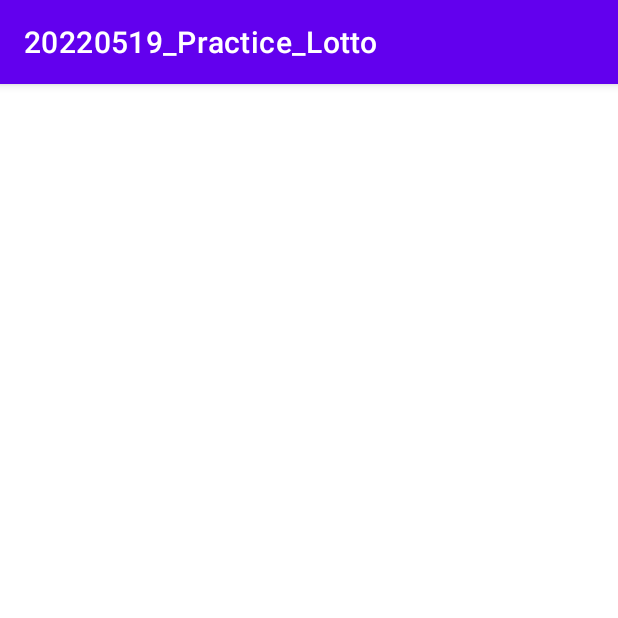
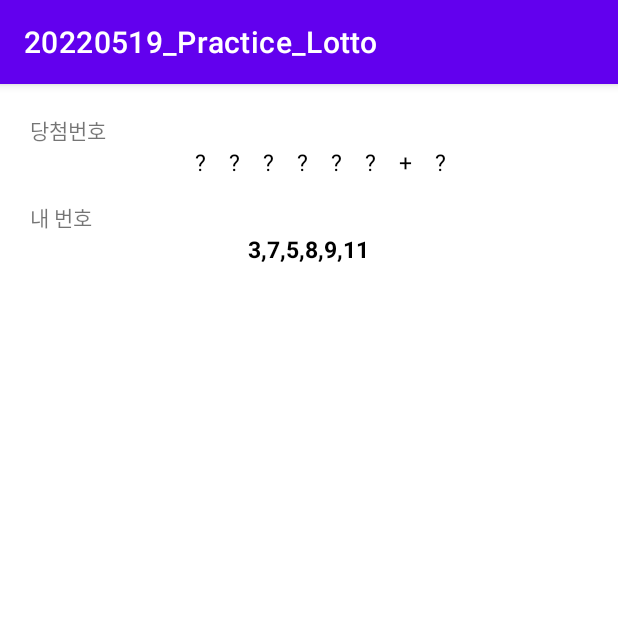
Before and after one commit to sukhyun99/20220519_Practice_Lotto, an Android app: the screen it shows after launch (MainActivity), on a phone screen of 412 x 824 dp, the top half of it. Run offline under Robolectric (Android 15) with nearby library versions, the phone set to English and light mode, and no system bars.

Commit message:
로또 번호 기본 레이아웃

```diff
--- a/app/src/main/res/layout/activity_main.xml
+++ b/app/src/main/res/layout/activity_main.xml
@@ -4,8 +4,106 @@
     xmlns:tools="http://schemas.android.com/tools"
     android:layout_width="match_parent"
     android:layout_height="match_parent"
+    android:orientation="vertical"
+    android:padding="20dp"
     tools:context=".MainActivity">
 
 
 
+    <TextView
+        android:layout_width="wrap_content"
+        android:layout_height="wrap_content"
+        android:text="당첨번호"/>
+
+    <LinearLayout
+        android:layout_width="match_parent"
+        android:layout_height="wrap_content"
+        android:gravity="center"
+        android:orientation="horizontal">
+
+        <TextView
+            android:id="@+id/winNum1"
+            android:layout_width="wrap_content"
+            android:layout_height="wrap_content"
+            android:textSize="15dp"
+            android:textColor="@color/black"
+            android:layout_marginStart="15dp"
+            android:text="\?"/>
+
+        <TextView
+            android:id="@+id/winNum2"
+            android:layout_width="wrap_content"
+            android:layout_height="wrap_content"
+            android:textSize="15dp"
+            android:textColor="@color/black"
+            android:layout_marginStart="15dp"
+            android:text="\?"/>
+        <TextView
+            android:id="@+id/winNum3"
+            android:layout_width="wrap_content"
+            android:layout_height="wrap_content"
+            android:textSize="15dp"
+            android:textColor="@color/black"
+            android:layout_marginStart="15dp"
+            android:text="\?"/>
+        <TextView
+            android:id="@+id/winNum4"
+            android:layout_width="wrap_content"
+            android:layout_height="wrap_content"
+            android:textSize="15dp"
+            android:textColor="@color/black"
+            android:layout_marginStart="15dp"
+            android:text="\?"/>
+        <TextView
+            android:id="@+id/winNum5"
+            android:layout_width="wrap_content"
+            android:layout_height="wrap_content"
+            android:textSize="15dp"
+            android:textColor="@color/black"
+            android:layout_marginStart="15dp"
+            android:text="\?"/>
+        <TextView
+            android:id="@+id/winNum6"
+            android:layout_width="wrap_content"
+            android:layout_height="wrap_content"
+            android:textSize="15dp"
+            android:textColor="@color/black"
+            android:layout_marginStart="15dp"
+            android:text="\?"/>
+        <TextView
+            android:layout_width="wrap_content"
+            android:layout_height="wrap_content"
+            android:textSize="15dp"
+            android:textColor="@color/black"
+            android:layout_marginStart="15dp"
+            android:text="\+"/>
+        <TextView
+            android:id="@+id/BonuseNum1"
+            android:layout_width="wrap_content"
+            android:layout_height="wrap_content"
+            android:textSize="15dp"
+            android:textColor="@color/black"
+            android:layout_marginStart="15dp"
+            android:text="\?"/>
+
+
+
+    </LinearLayout>
+
+    <TextView
+        android:layout_width="wrap_content"
+        android:layout_height="wrap_content"
+        android:text="내 번호"
+        android:layout_marginTop="15dp"/>
+
+    <TextView
+        android:layout_width="wrap_content"
+        android:layout_height="wrap_content"
+        android:layout_gravity="center"
+        android:text="3,7,5,8,9,11"
+        android:textStyle="bold"
+        android:textSize="15dp"
+        android:textColor="@color/black"/>
+
+
 </LinearLayout>
```
